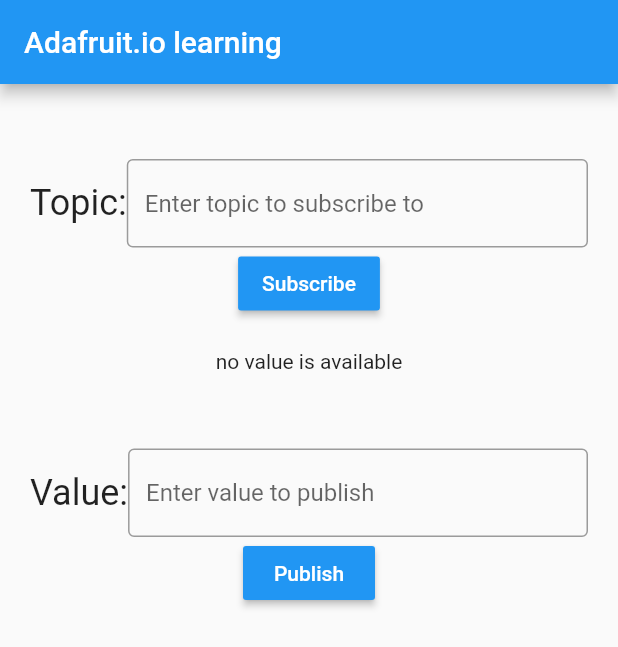
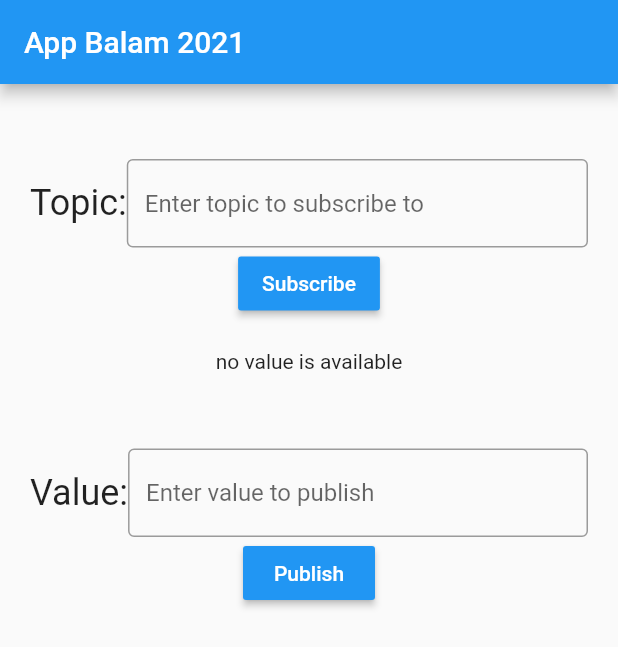
Before and after one commit to teslalab/app_balam_2021, a Flutter app: the screen it shows after launch, on a phone screen of 412 x 824 dp. Shown: the top 647 px of the screen. Run offline on Flutter 3.47's test engine with Material 2 defaults, Android fonts, the phone set to English and light mode, and no system bars; our stand-ins replace stack_trace; missing offline and left inert: mqtt_client.

Commit message:
renamed app

```diff
--- a/lib/main.dart
+++ b/lib/main.dart
@@ -22,6 +22,7 @@ import 'package:stack_trace/stack_trace.dart';
     }
   });
 }
+
 void main() {
   initLogger();
   runApp(MyApp());
@@ -31,11 +32,11 @@ class MyApp extends StatelessWidget {
   @override
   Widget build(BuildContext context) {
     return MaterialApp(
-      title: 'Flutter Demo',
+      title: 'App Balam 2021',
       theme: ThemeData(
         primarySwatch: Colors.blue,
       ),
-      home: MqttPage(title: 'Adafruit.io learning'),
+      home: MqttPage(title: 'App Balam 2021'),
     );
   }
 }
```
Also changed, not shown: 1 other file. Lines whose indentation alone changed are shown as unchanged.
